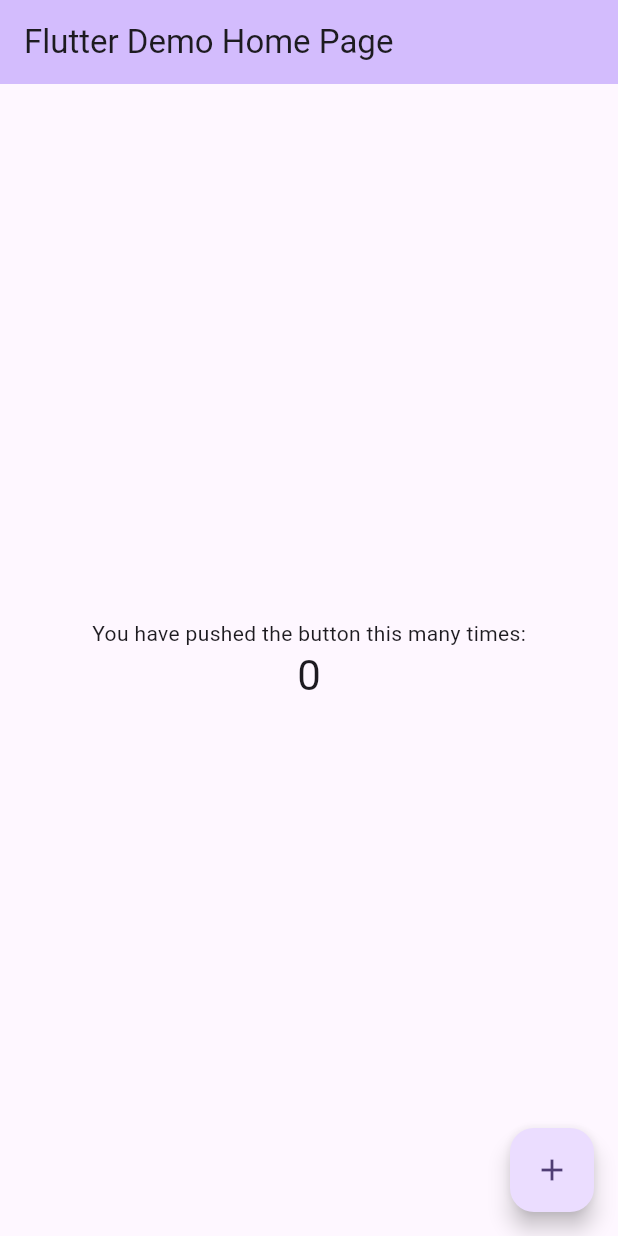
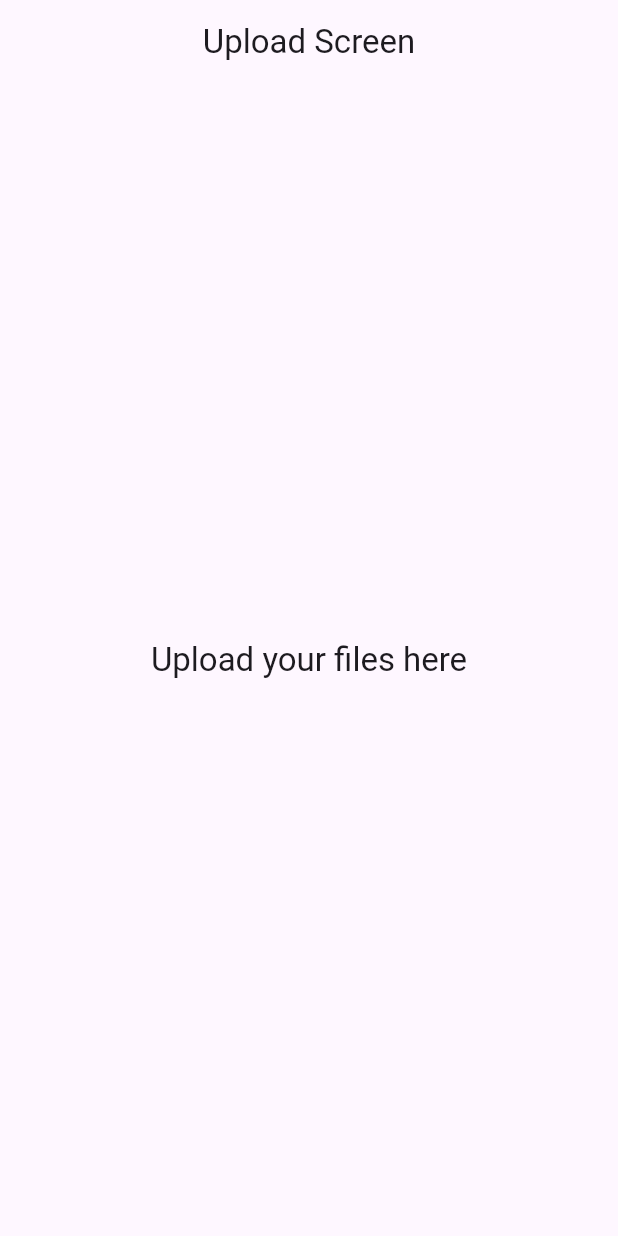
Before and after one commit to iArslanAly/true_sight, a Flutter app: the screen it shows after launch, on a phone screen of 412 x 824 dp. Run offline on Flutter 3.47's test engine with Material 3 defaults, Android fonts, the light colour scheme and no system bars; our stand-ins replace dio, flutter_dotenv, go_router, google_fonts.

Commit message:
route setup

```diff
--- /dev/null
+++ b/lib/features/auth/presentation/screens/login/login_Screen.dart
@@ -0,0 +1,18 @@
+import 'package:flutter/material.dart';
+
+class LoginScreen extends StatelessWidget {
+  const LoginScreen({super.key});
+
+  @override
+  Widget build(BuildContext context) {
+    return Scaffold(
+      appBar: AppBar(title: const Text('Login Screen'), centerTitle: true),
+      body: Center(
+        child: Text(
+          'Login to your account',
+          style: Theme.of(context).textTheme.titleLarge,
+        ),
+      ),
+    );
+  }
+}
--- /dev/null
+++ b/lib/features/detection/presentation/screens/upload_screen.dart
@@ -0,0 +1,18 @@
+import 'package:flutter/material.dart';
+
+class UploadScreen extends StatelessWidget {
+  const UploadScreen({super.key});
+
+  @override
+  Widget build(BuildContext context) {
+    return Scaffold(
+      appBar: AppBar(title: const Text('Upload Screen'), centerTitle: true),
+      body: Center(
+        child: Text(
+          'Upload your files here',
+          style: Theme.of(context).textTheme.titleLarge,
+        ),
+      ),
+    );
+  }
+}
--- a/lib/main.dart
+++ b/lib/main.dart
@@ -1,122 +1,20 @@
+// lib/main.dart
 import 'package:flutter/material.dart';
+import 'routes/app_router.dart';
 
 void main() {
-  runApp(const MyApp());
+  runApp(const TrueSightApp());
 }
 
-class MyApp extends StatelessWidget {
-  const MyApp({super.key});
+class TrueSightApp extends StatelessWidget {
+  const TrueSightApp({super.key});
 
-  // This widget is the root of your application.
   @override
   Widget build(BuildContext context) {
-    return MaterialApp(
-      title: 'Flutter Demo',
-      theme: ThemeData(
-        // This is the theme of your application.
-        //
-        // TRY THIS: Try running your application with "flutter run". You'll see
-        // the application has a purple toolbar. Then, without quitting the app,
-        // try changing the seedColor in the colorScheme below to Colors.green
-        // and then invoke "hot reload" (save your changes or press the "hot
-        // reload" button in a Flutter-supported IDE, or press "r" if you used
-        // the command line to start the app).
-        //
-        // Notice that the counter didn't reset back to zero; the application
-        // state is not lost during the reload. To reset the state, use hot
-        // restart instead.
-        //
-        // This works for code too, not just values: Most code changes can be
-        // tested with just a hot reload.
-        colorScheme: ColorScheme.fromSeed(seedColor: Colors.deepPurple),
-      ),
-      home: const MyHomePage(title: 'Flutter Demo Home Page'),
+    return MaterialApp.router(
+      title: 'TrueSight',
+      routerConfig: appRouter,
+      debugShowCheckedModeBanner: false,
     );
   }
 }
-
-class MyHomePage extends StatefulWidget {
-  const MyHomePage({super.key, required this.title});
-
-  // This widget is the home page of your application. It is stateful, meaning
-  // that it has a State object (defined below) that contains fields that affect
-  // how it looks.
-
-  // This class is the configuration for the state. It holds the values (in this
-  // case the title) provided by the parent (in this case the App widget) and
-  // used by the build method of the State. Fields in a Widget subclass are
-  // always marked "final".
-
-  final String title;
-
-  @override
-  State<MyHomePage> createState() => _MyHomePageState();
-}
-
-class _MyHomePageState extends State<MyHomePage> {
-  int _counter = 0;
-
-  void _incrementCounter() {
-    setState(() {
-      // This call to setState tells the Flutter framework that something has
-      // changed in this State, which causes it to rerun the build method below
-      // so that the display can reflect the updated values. If we changed
-      // _counter without calling setState(), then the build method would not be
-      // called again, and so nothing would appear to happen.
-      _counter++;
-    });
-  }
-
-  @override
-  Widget build(BuildContext context) {
-    // This method is rerun every time setState is called, for instance as done
-    // by the _incrementCounter method above.
-    //
-    // The Flutter framework has been optimized to make rerunning build methods
-    // fast, so that you can just rebuild anything that needs updating rather
-    // than having to individually change instances of widgets.
-    return Scaffold(
-      appBar: AppBar(
-        // TRY THIS: Try changing the color here to a specific color (to
-        // Colors.amber, perhaps?) and trigger a hot reload to see the AppBar
-        // change color while the other colors stay the same.
-        backgroundColor: Theme.of(context).colorScheme.inversePrimary,
-        // Here we take the value from the MyHomePage object that was created by
-        // the App.build method, and use it to set our appbar title.
-        title: Text(widget.title),
-      ),
-      body: Center(
-        // Center is a layout widget. It takes a single child and positions it
-        // in the middle of the parent.
-        child: Column(
-          // Column is also a layout widget. It takes a list of children and
-          // arranges them vertically. By default, it sizes itself to fit its
-          // children horizontally, and tries to be as tall as its parent.
-          //
-          // Column has various properties to control how it sizes itself and
-          // how it positions its children. Here we use mainAxisAlignment to
-          // center the children vertically; the main axis here is the vertical
-          // axis because Columns are vertical (the cross axis would be
-          // horizontal).
-          //
-          // TRY THIS: Invoke "debug painting" (choose the "Toggle Debug Paint"
-          // action in the IDE, or press "p" in the console), to see the
-          // wireframe for each widget.
-          mainAxisAlignment: MainAxisAlignment.center,
-          children: <Widget>[
-            const Text('You have pushed the button this many times:'),
-            Text(
-              '$_counter',
-              style: Theme.of(context).textTheme.headlineMedium,
-            ),
-          ],
-        ),
-      ),
-      floatingActionButton: FloatingActionButton(
-        onPressed: _incrementCounter,
-        tooltip: 'Increment',
-        child: const Icon(Icons.add),
-      ), // This trailing comma makes auto-formatting nicer for build methods.
-    );
-  }
-}
--- /dev/null
+++ b/lib/routes/app_router.dart
@@ -0,0 +1,19 @@
+import 'package:go_router/go_router.dart';
+import 'package:true_sight/features/detection/presentation/screens/result_screen.dart';
+import '../features/detection/presentation/screens/upload_screen.dart';
+
+final GoRouter appRouter = GoRouter(
+  initialLocation: '/',
+  routes: [
+    GoRoute(
+      path: '/',
+      name: 'upload',
+      builder: (context, state) => const UploadScreen(),
+    ),
+    GoRoute(
+      path: '/result',
+      name: 'result',
+      builder: (context, state) => const ResultScreen(),
+    ),
+  ],
+);
```
Also changed, not shown: lib/features/auth/presentation/screens/signup/signup_screen.dart (added, +18 -0 lines), lib/features/detection/presentation/screens/result_screen.dart (added, +18 -0 lines), pubspec.yaml (+8 -0 lines), pubspec.lock, 6 other files.
